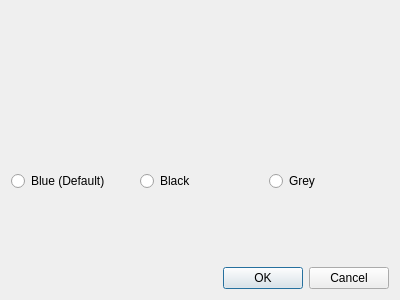
Qt form colourthemepicker.ui (vatsimhk/Hong-Kong-Sector-Installer) before a commit.
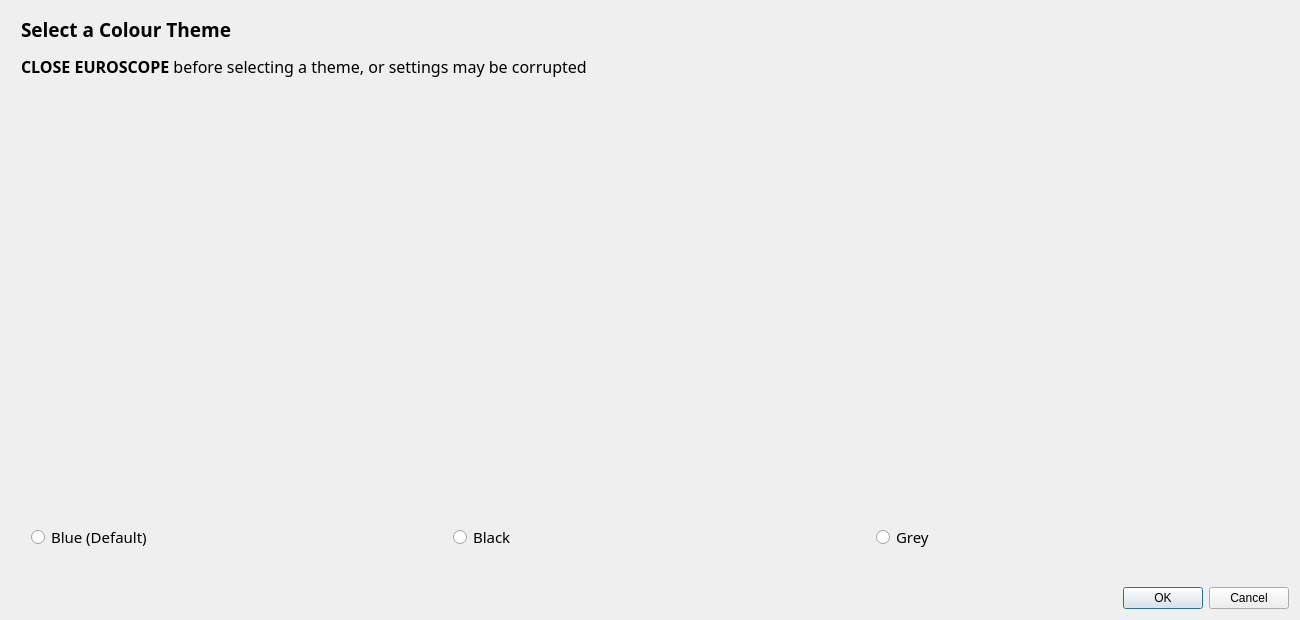
The same form after that commit. Icons and pictures are not drawn.

Commit message: Add images and UI to colour theme picker *Place all images in images folder

```diff
--- a/colourthemepicker.ui
+++ b/colourthemepicker.ui
@@ -6,28 +6,81 @@
    <rect>
     <x>0</x>
     <y>0</y>
-    <width>400</width>
-    <height>300</height>
+    <width>1300</width>
+    <height>620</height>
    </rect>
   </property>
+  <property name="minimumSize">
+   <size>
+    <width>1300</width>
+    <height>620</height>
+   </size>
+  </property>
+  <property name="maximumSize">
+   <size>
+    <width>1300</width>
+    <height>620</height>
+   </size>
+  </property>
   <property name="windowTitle">
    <string>Dialog</string>
   </property>
   <layout class="QVBoxLayout" name="verticalLayout">
+   <item>
+    <widget class="QWidget" name="TitleWidget" native="true">
+     <property name="maximumSize">
+      <size>
+       <width>16777215</width>
+       <height>80</height>
+      </size>
+     </property>
+     <widget class="QLabel" name="label_4">
+      <property name="geometry">
+       <rect>
+        <x>10</x>
+        <y>5</y>
+        <width>661</width>
+        <height>61</height>
+       </rect>
+      </property>
+      <property name="font">
+       <font>
+        <family>Fixel Text</family>
+        <pointsize>14</pointsize>
+       </font>
+      </property>
+      <property name="text">
+       <string>&lt;html&gt;&lt;head/&gt;&lt;body&gt;&lt;p&gt;&lt;span style=&quot; font-weight:700;&quot;&gt;Select a Colour Theme&lt;/span&gt;&lt;/p&gt;&lt;p&gt;&lt;span style=&quot; font-size:12pt; font-weight:700;&quot;&gt;CLOSE EUROSCOPE&lt;/span&gt;&lt;span style=&quot; font-size:12pt;&quot;&gt; before selecting a theme, or settings may be corrupted&lt;/span&gt;&lt;/p&gt;&lt;/body&gt;&lt;/html&gt;</string>
+      </property>
+     </widget>
+    </widget>
+   </item>
    <item>
     <widget class="QWidget" name="widget" native="true">
+     <property name="minimumSize">
+      <size>
+       <width>0</width>
+       <height>400</height>
+      </size>
+     </property>
      <widget class="QWidget" name="horizontalLayoutWidget">
       <property name="geometry">
        <rect>
-        <x>0</x>
-        <y>90</y>
-        <width>381</width>
-        <height>161</height>
+        <x>20</x>
+        <y>420</y>
+        <width>1261</width>
+        <height>41</height>
        </rect>
       </property>
       <layout class="QHBoxLayout" name="horizontalLayout_2">
        <item>
         <widget class="QRadioButton" name="button_default">
+         <property name="font">
+          <font>
+           <family>Fixel Text</family>
+           <pointsize>11</pointsize>
+          </font>
+         </property>
          <property name="text">
           <string>Blue (Default)</string>
          </property>
@@ -38,6 +91,12 @@
        </item>
        <item>
         <widget class="QRadioButton" name="button_black">
+         <property name="font">
+          <font>
+           <family>Fixel Text</family>
+           <pointsize>11</pointsize>
+          </font>
+         </property>
          <property name="text">
           <string>Black</string>
          </property>
@@ -48,6 +107,12 @@
        </item>
        <item>
         <widget class="QRadioButton" name="button_grey">
+         <property name="font">
+          <font>
+           <family>Fixel Text</family>
+           <pointsize>11</pointsize>
+          </font>
+         </property>
          <property name="text">
           <string>Grey</string>
          </property>
@@ -58,6 +123,57 @@
        </item>
       </layout>
      </widget>
+     <widget class="QWidget" name="horizontalLayoutWidget_2">
+      <property name="geometry">
+       <rect>
+        <x>9</x>
+        <y>0</y>
+        <width>1271</width>
+        <height>421</height>
+       </rect>
+      </property>
+      <layout class="QHBoxLayout" name="horizontalLayout">
+       <item>
+        <widget class="QLabel" name="label_2">
+         <property name="maximumSize">
+          <size>
+           <width>400</width>
+           <height>400</height>
+          </size>
+         </property>
+         <property name="text">
+          <string>&lt;html&gt;&lt;head/&gt;&lt;body&gt;&lt;p&gt;&lt;img src=&quot;:/images/blue-theme.png&quot;/&gt;&lt;/p&gt;&lt;/body&gt;&lt;/html&gt;</string>
+         </property>
+        </widget>
+       </item>
+       <item>
+        <widget class="QLabel" name="label">
+         <property name="maximumSize">
+          <size>
+           <width>400</width>
+           <height>400</height>
+          </size>
+         </property>
+         <property name="text">
+          <string>&lt;html&gt;&lt;head/&gt;&lt;body&gt;&lt;p&gt;&lt;img src=&quot;:/images/black-theme.png&quot;/&gt;&lt;/p&gt;&lt;/body&gt;&lt;/html&gt;</string>
+         </property>
+        </widget>
+       </item>
+       <item>
+        <widget class="QLabel" name="label_3">
+         <property name="maximumSize">
+          <size>
+           <width>400</width>
+           <height>400</height>
+          </size>
+         </property>
+         <property name="text">
+          <string>&lt;html&gt;&lt;head/&gt;&lt;body&gt;&lt;p&gt;&lt;img src=&quot;:/images/grey-theme.png&quot;/&gt;&lt;/p&gt;&lt;/body&gt;&lt;/html&gt;</string>
+         </property>
+        </widget>
+       </item>
+      </layout>
+     </widget>
     </widget>
    </item>
    <item>
```
Left out of the diff: 2 changed lines with no effect on the pictures. The commit also changes 6 other files.
